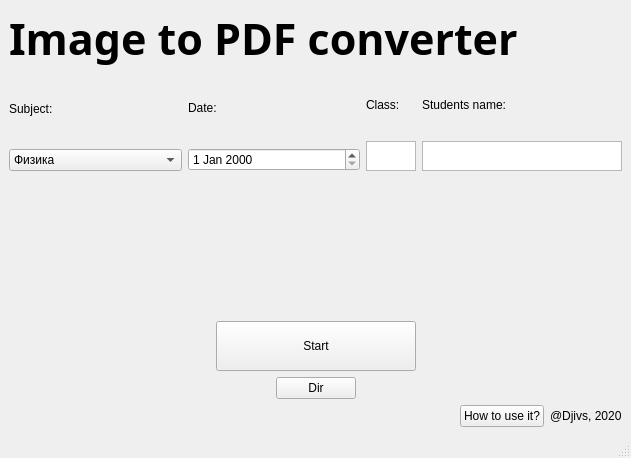
This is img-to-pdf/mainwindow.ui in Djivs/img-to-pdf as Qt 5 draws it before an edit. The edited form follows.
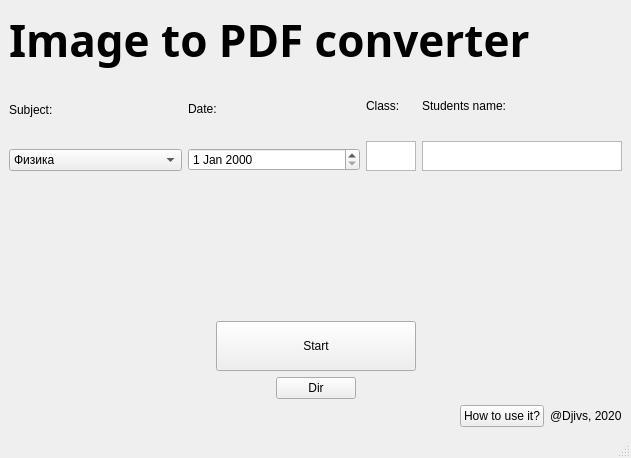
This is the edited form.

Patch:
```diff
--- a/img-to-pdf/mainwindow.ui
+++ b/img-to-pdf/mainwindow.ui
@@ -20,7 +20,7 @@
       <property name="font">
        <font>
         <family>Droid Sans Fallback</family>
-        <pointsize>32</pointsize>
+        <pointsize>33</pointsize>
         <weight>75</weight>
         <italic>false</italic>
         <bold>true</bold>
```
